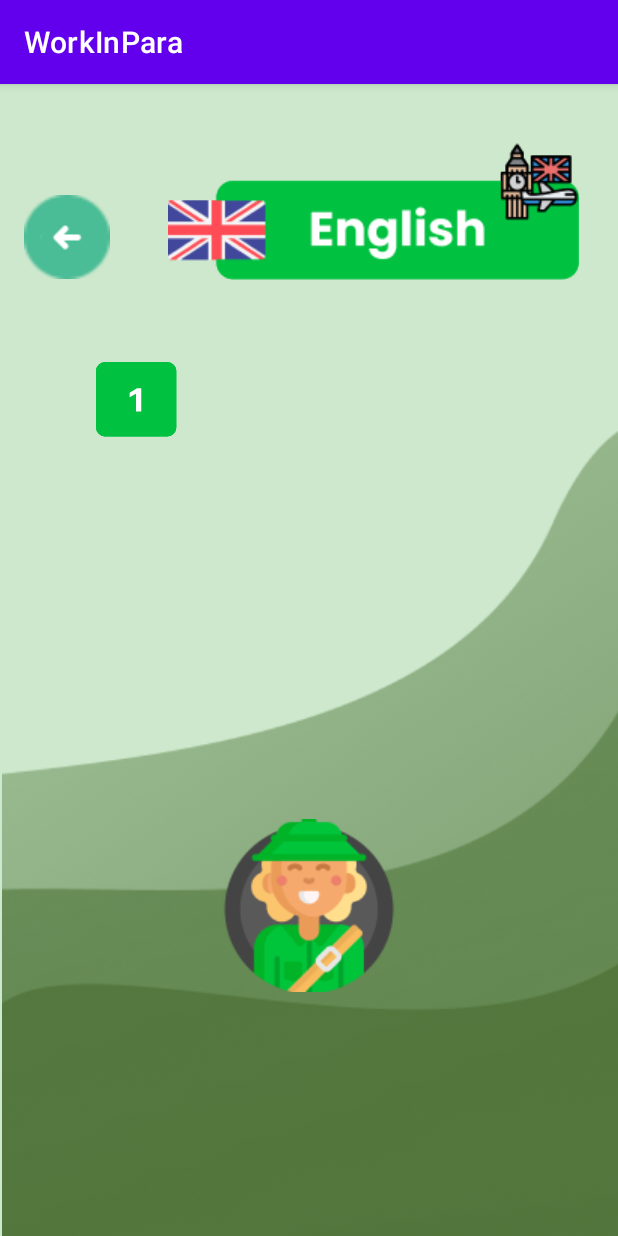
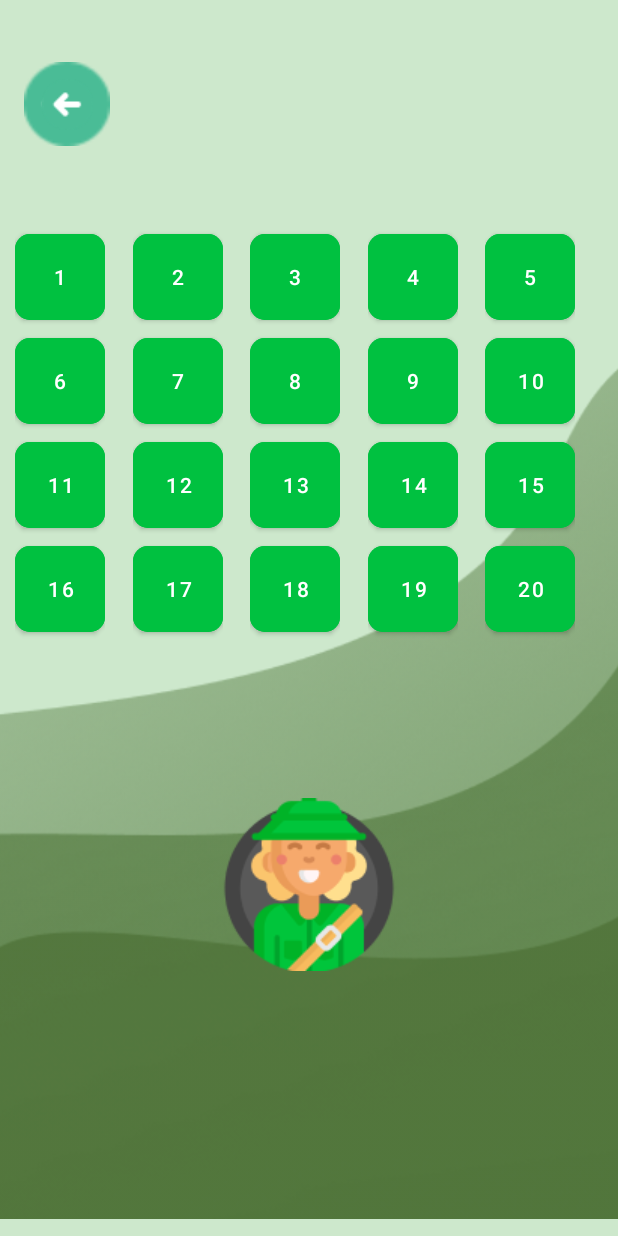
Before and after one commit to neytangg/timeCLBP-41, an Android app: the EasyLevelActivity screen opened directly, with no data from a screen before it, on a phone screen of 412 x 824 dp. Run offline under Robolectric (Android 15) with nearby library versions, the phone set to English and light mode, and no system bars.

Commit message:
recycle view with level

```diff
--- a/app/build.gradle
+++ b/app/build.gradle
@@ -38,10 +38,12 @@ android {
 
 dependencies {
 
-    implementation 'androidx.core:core-ktx:1.7.0'
+    implementation 'androidx.core:core-ktx:1.9.0'
     implementation 'androidx.appcompat:appcompat:1.6.1'
     implementation 'com.google.android.material:material:1.8.0'
     implementation 'androidx.constraintlayout:constraintlayout:2.1.4'
+    implementation 'androidx.core:core-ktx:1.9.0'
+    implementation 'androidx.core:core-ktx:1.9.0'
     testImplementation 'junit:junit:4.13.2'
     androidTestImplementation 'androidx.test.ext:junit:1.1.5'
     androidTestImplementation 'androidx.test.espresso:espresso-core:3.5.1'
--- a/app/src/main/AndroidManifest.xml
+++ b/app/src/main/AndroidManifest.xml
@@ -11,6 +11,12 @@
         android:supportsRtl="true"
         android:theme="@style/Theme.WorkInPara"
         tools:targetApi="31">
+        <activity
+            android:name=".LevelActivity"
+            android:exported="false" />
+        <activity
+            android:name=".PauseActivity"
+            android:exported="false" />
         <activity
             android:name=".EasyLevelActivity"
             android:exported="false" />
--- /dev/null
+++ b/app/src/main/java/com/example/workinpara/ButtonLevel.kt
@@ -0,0 +1,3 @@
+package com.example.workinpara
+
+data class ButtonLevel(val title: String)
--- /dev/null
+++ b/app/src/main/java/com/example/workinpara/ButtonLevelAdapter.kt
@@ -0,0 +1,95 @@
+package com.example.workinpara
+
+import android.annotation.SuppressLint
+import android.graphics.Color
+import android.view.LayoutInflater
+import android.view.View
+import android.view.ViewGroup
+import android.widget.Button
+import androidx.recyclerview.widget.RecyclerView
+import com.example.workinpara.databinding.ButtonLevelItemBinding
+import com.google.android.material.internal.ContextUtils.getActivity
+
+class ButtonLevelAdapter(private val list:List<ButtonLevel>): RecyclerView.Adapter<ButtonLevelAdapter.ButtonLevelHolder>() {
+
+    /*new*/
+    private val searchBtn= ArrayList<ButtonLevel>()
+    var txt=0
+    /**/
+
+    class ButtonLevelHolder(item: View): RecyclerView.ViewHolder(item) {
+        val binding = ButtonLevelItemBinding.bind(item)
+        fun bind(buttonLevel:ButtonLevel)=with(binding){
+            button.text=buttonLevel.title
+        }
+        val text = item.findViewById<Button>(R.id.button)!!
+
+
+    }
+
+    override fun onCreateViewHolder(parent: ViewGroup, viewType: Int): ButtonLevelHolder {
+
+        val view = LayoutInflater.from(parent.context).inflate(R.layout.button_level_item, parent, false)
+
+        return ButtonLevelHolder(view)
+
+    }
+
+    @SuppressLint("RestrictedApi")
+    override fun onBindViewHolder(holder: ButtonLevelHolder, position: Int) {
+        holder.bind(list[position])
+        holder.text.text = list[position].title
+        when((getActivity(holder.itemView.context) as EasyLevelActivity).difcolor()){
+            "g"-> holder.text.setBackgroundColor(Color.parseColor("#00C140"))
+            "y"-> holder.text.setBackgroundColor(Color.parseColor("#DFBB00"))
+            "r"-> holder.text.setBackgroundColor(Color.parseColor("#FF0202"))
+       }
+        //holder.itemView.context   //old
+        /**/
+        val context = holder.itemView.context
+
+        holder.binding.button.setOnClickListener {
+            when(position){
+                0 -> txt="1".toInt()
+                1 -> txt="2".toInt()
+                2 -> txt="3".toInt()
+                3 -> txt="4".toInt()
+                4 -> txt="5".toInt()
+                5 -> txt="6".toInt()
+                6 -> txt="7".toInt()
+                7 -> txt="8".toInt()
+                8 -> txt="9".toInt()
+                9 -> txt="10".toInt()
+                10 -> txt="11".toInt()
+                11 -> txt="12".toInt()
+                12 -> txt="13".toInt()
+                13 -> txt="14".toInt()
+                14 -> txt="15".toInt()
+                15 -> txt="16".toInt()
+                16 -> txt="17".toInt()
+                17 -> txt="18".toInt()
+                18 -> txt="19".toInt()
+                19 -> txt="20".toInt()
+            }
+
+            //(getActivity(context) as EasyLevelActivity).finishAct(txt)
+            (getActivity(context) as EasyLevelActivity).goToLevel(txt)
+        }
+
+
+
+
+
+
+
+
+        /**/
+
+
+
+    }
+
+    override fun getItemCount(): Int {
+        return list.size
+    }
+}
--- a/app/src/main/java/com/example/workinpara/DescriptionActivity.kt
+++ b/app/src/main/java/com/example/workinpara/DescriptionActivity.kt
@@ -8,6 +8,7 @@ class DescriptionActivity : AppCompatActivity() {
     override fun onCreate(savedInstanceState: Bundle?) {
         super.onCreate(savedInstanceState)
         setContentView(R.layout.activity_description)
+
     }
     fun backToMainFromDescip(view: View){
         finish()
--- a/app/src/main/java/com/example/workinpara/EasyLevelActivity.kt
+++ b/app/src/main/java/com/example/workinpara/EasyLevelActivity.kt
@@ -1,15 +1,59 @@
 package com.example.workinpara
 
+import android.content.Intent
 import androidx.appcompat.app.AppCompatActivity
 import android.os.Bundle
 import android.view.View
+import android.widget.Toast
+import androidx.core.content.ContextCompat.startActivity
+import androidx.recyclerview.widget.GridLayoutManager
+import com.example.workinpara.databinding.ActivityEasyLevelBinding
 
 class EasyLevelActivity : AppCompatActivity() {
+    private lateinit var binding: ActivityEasyLevelBinding
+
+    private val btnTextList = listOf("1","2","3","4","5","6","7","8","9","10","11",
+                                     "12","13","14","15","16","17","18","19","20")
+
     override fun onCreate(savedInstanceState: Bundle?) {
         super.onCreate(savedInstanceState)
-        setContentView(R.layout.activity_easy_level)
+        binding= ActivityEasyLevelBinding.inflate(layoutInflater)
+        setContentView(binding.root)
+        init()
     }
-    fun backToChooseDifficult(view: View){
+
+    private fun init(){
+
+        val search = ArrayList<ButtonLevel>()
+        for (index in 0 until (btnTextList.size)) {
+            val txt1 = btnTextList[index]
+            search.add(index, ButtonLevel(txt1))
+        }
+        binding.apply {
+            btnRecViev.layoutManager = GridLayoutManager(this@EasyLevelActivity, 5)
+            btnRecViev.adapter = ButtonLevelAdapter(search)
+        }
+    }
+
+    fun backToChooseDifficult(@Suppress("UNUSED_PARAMETER")view: View) {
         finish()
     }
+
+    fun difcolor(): String{
+        return when (intent.extras?.getString(Const.LEVEL)) {
+            "easy" -> "g"
+            "middle" -> "y"
+            "hard" -> "r"
+            else -> {"g"}
+        }
+    }
+
+    fun goToLevel(Level : Int){
+      val i= Intent(this, LevelActivity::class.java)
+        i.putExtra(Const.LANGUAGE, intent.extras?.getString(Const.LANGUAGE))
+        i.putExtra(Const.DIFFICULT, intent.extras?.getString(Const.DIFFICULT))
+        i.putExtra(Const.LEVEL, Level)
+        setResult(RESULT_OK, i)
+        startActivity(i)
+    }
 }
--- a/app/src/main/res/layout/activity_choose_difficult.xml
+++ b/app/src/main/res/layout/activity_choose_difficult.xml
@@ -65,6 +65,7 @@
         android:layout_width="wrap_content"
         android:layout_height="wrap_content"
         android:background="@drawable/medium"
+        android:onClick="goToEasyLevel"
         android:scaleType="fitCenter"
         app:layout_constraintBottom_toBottomOf="parent"
         app:layout_constraintEnd_toEndOf="parent"
@@ -79,6 +80,7 @@
         android:layout_width="wrap_content"
         android:layout_height="wrap_content"
         android:background="@drawable/hard"
+        android:onClick="goToEasyLevel"
         android:scaleType="fitCenter"
         app:layout_constraintBottom_toBottomOf="parent"
         app:layout_constraintEnd_toEndOf="parent"
--- a/app/src/main/res/layout/activity_easy_level.xml
+++ b/app/src/main/res/layout/activity_easy_level.xml
@@ -4,13 +4,12 @@
     xmlns:tools="http://schemas.android.com/tools"
     android:layout_width="match_parent"
     android:layout_height="match_parent"
-    android:background="@color/Back"
-    tools:context=".EasyLevelActivity">
+    android:background="@color/Back">
 
     <ImageView
         android:id="@+id/imageView3"
-        android:layout_width="644dp"
-        android:layout_height="786dp"
+        android:layout_width="642dp"
+        android:layout_height="811dp"
         app:layout_constraintBottom_toBottomOf="parent"
         app:layout_constraintEnd_toEndOf="parent"
         app:layout_constraintHorizontal_bias="0.502"
@@ -23,6 +22,7 @@
         android:id="@+id/imageView5"
         android:layout_width="wrap_content"
         android:layout_height="wrap_content"
+        android:onClick="goToLevel"
         app:layout_constraintBottom_toBottomOf="parent"
         app:layout_constraintEnd_toEndOf="parent"
         app:layout_constraintStart_toStartOf="parent"
@@ -41,32 +41,26 @@
         app:layout_constraintHorizontal_bias="0.045"
         app:layout_constraintStart_toStartOf="parent"
         app:layout_constraintTop_toTopOf="parent"
-        app:layout_constraintVertical_bias="0.104"
+        app:layout_constraintVertical_bias="0.054"
         app:srcCompat="@drawable/buttongoback" />
 
-    <ImageButton
-        android:id="@+id/imageButton8"
-        android:layout_width="wrap_content"
-        android:layout_height="wrap_content"
-        android:background="@drawable/english"
+    <androidx.recyclerview.widget.RecyclerView
+        android:id="@+id/btnRecViev"
+        android:layout_width="0dp"
+        android:layout_height="0dp"
+        android:layout_marginStart="10dp"
+        android:layout_marginTop="150dp"
+        android:layout_marginEnd="10dp"
+        android:layout_marginBottom="290dp"
+        android:scaleType="fitCenter"
+        android:visibility="visible"
+        app:layoutManager="LinearLayoutManager"
         app:layout_constraintBottom_toBottomOf="parent"
         app:layout_constraintEnd_toEndOf="parent"
-        app:layout_constraintHorizontal_bias="0.81"
+        app:layout_constraintHorizontal_bias="1.0"
         app:layout_constraintStart_toStartOf="parent"
         app:layout_constraintTop_toTopOf="parent"
-        app:layout_constraintVertical_bias="0.057"
-        app:srcCompat="@drawable/english" />
+        app:layout_constraintVertical_bias="1.0"
+        tools:listitem="@layout/button_level_item" />
 
-    <ImageButton
-        android:id="@+id/imageButton9"
-        android:layout_width="wrap_content"
-        android:layout_height="wrap_content"
-        android:background="@drawable/_btn"
-        app:layout_constraintBottom_toBottomOf="parent"
-        app:layout_constraintEnd_toEndOf="parent"
-        app:layout_constraintHorizontal_bias="0.179"
-        app:layout_constraintStart_toStartOf="parent"
-        app:layout_constraintTop_toTopOf="parent"
-        app:layout_constraintVertical_bias="0.258"
-        app:srcCompat="@drawable/_btn" />
 </androidx.constraintlayout.widget.ConstraintLayout>
--- /dev/null
+++ b/app/src/main/res/layout/button_level_item.xml
@@ -0,0 +1,21 @@
+<?xml version="1.0" encoding="utf-8"?>
+    <LinearLayout xmlns:android="http://schemas.android.com/apk/res/android"
+    xmlns:app="http://schemas.android.com/apk/res-auto"
+    xmlns:tools="http://schemas.android.com/tools"
+    android:layout_width="wrap_content"
+    android:layout_height="wrap_content">
+
+    <Button
+        android:id="@+id/button"
+        android:layout_width="60dp"
+        android:layout_height="69dp"
+
+        android:backgroundTint="@color/BtnEasy"
+        android:text="@string/button"
+        android:textAllCaps="false"
+        app:cornerRadius="10dp"
+        app:layout_constraintBottom_toBottomOf="parent"
+        app:layout_constraintEnd_toEndOf="parent"
+        app:layout_constraintStart_toStartOf="parent"
+        app:layout_constraintTop_toTopOf="parent" />
+</LinearLayout>
--- a/app/src/main/res/values-night/themes.xml
+++ b/app/src/main/res/values-night/themes.xml
@@ -1,6 +1,6 @@
 <resources xmlns:tools="http://schemas.android.com/tools">
     <!-- Base application theme. -->
-    <style name="Theme.WorkInPara" parent="Theme.MaterialComponents.DayNight.DarkActionBar">
+    <style name="Theme.WorkInPara" parent="Theme.MaterialComponents.DayNight.NoActionBar">
         <!-- Primary brand color. -->
         <item name="colorPrimary">@color/purple_200</item>
         <item name="colorPrimaryVariant">@color/purple_700</item>
@@ -10,7 +10,7 @@
         <item name="colorSecondaryVariant">@color/teal_200</item>
         <item name="colorOnSecondary">@color/black</item>
         <!-- Status bar color. -->
-        <item name="android:statusBarColor">?attr/colorPrimaryVariant</item>
+        <item name="android:statusBarColor">@color/Back</item>
         <!-- Customize your theme here. -->
     </style>
 </resources>
--- a/app/src/main/res/values/colors.xml
+++ b/app/src/main/res/values/colors.xml
@@ -3,10 +3,13 @@
     <color name="purple_200">#FFBB86FC</color>
     <color name="purple_500">#FF6200EE</color>
     <color name="purple_700">#FF3700B3</color>
+    <color name="red_100">#EB5050</color>
     <color name="teal_200">#FF03DAC5</color>
     <color name="teal_700">#FF018786</color>
     <color name="black">#FF000000</color>
     <color name="white">#FFFFFFFF</color>
     <color name="Back">#CDE8CC</color>
-
+    <color name="BtnEasy">#00C140</color>
+    <color name="BtnMedium">#DFBB00</color>
+    <color name="BtnHard">#FF0202</color>
 </resources>
--- a/app/src/main/res/values/themes.xml
+++ b/app/src/main/res/values/themes.xml
@@ -1,6 +1,6 @@
 <resources xmlns:tools="http://schemas.android.com/tools">
     <!-- Base application theme. -->
-    <style name="Theme.WorkInPara" parent="Theme.MaterialComponents.DayNight.DarkActionBar">
+    <style name="Theme.WorkInPara" parent="Theme.MaterialComponents.DayNight.NoActionBar">
         <!-- Primary brand color. -->
         <item name="colorPrimary">@color/purple_500</item>
         <item name="colorPrimaryVariant">@color/purple_700</item>
@@ -10,7 +10,7 @@
         <item name="colorSecondaryVariant">@color/teal_700</item>
         <item name="colorOnSecondary">@color/black</item>
         <!-- Status bar color. -->
-        <item name="android:statusBarColor">?attr/colorPrimaryVariant</item>
+        <item name="android:statusBarColor">@color/Back</item>
         <!-- Customize your theme here. -->
     </style>
 </resources>
--- a/build.gradle
+++ b/build.gradle
@@ -2,5 +2,5 @@
 plugins {
     id 'com.android.application' version '7.4.1' apply false
     id 'com.android.library' version '7.4.1' apply false
-    id 'org.jetbrains.kotlin.android' version '1.8.0' apply false
+    id 'org.jetbrains.kotlin.android' version '1.8.20-RC' apply false
 }
```
Also changed, not shown: app/src/main/java/com/example/workinpara/ChooseDifficultActivity.kt (+17 -1 lines), app/src/main/java/com/example/workinpara/ChooseLangActivity.kt (+20 -2 lines), app/src/main/java/com/example/workinpara/Const.kt (added, +7 -0 lines), app/src/main/java/com/example/workinpara/LevelActivity.kt (added, +39 -0 lines), app/src/main/java/com/example/workinpara/MainActivity.kt (+5 -7 lines), app/src/main/res/layout/activity_level.xml (added, +70 -0 lines).
